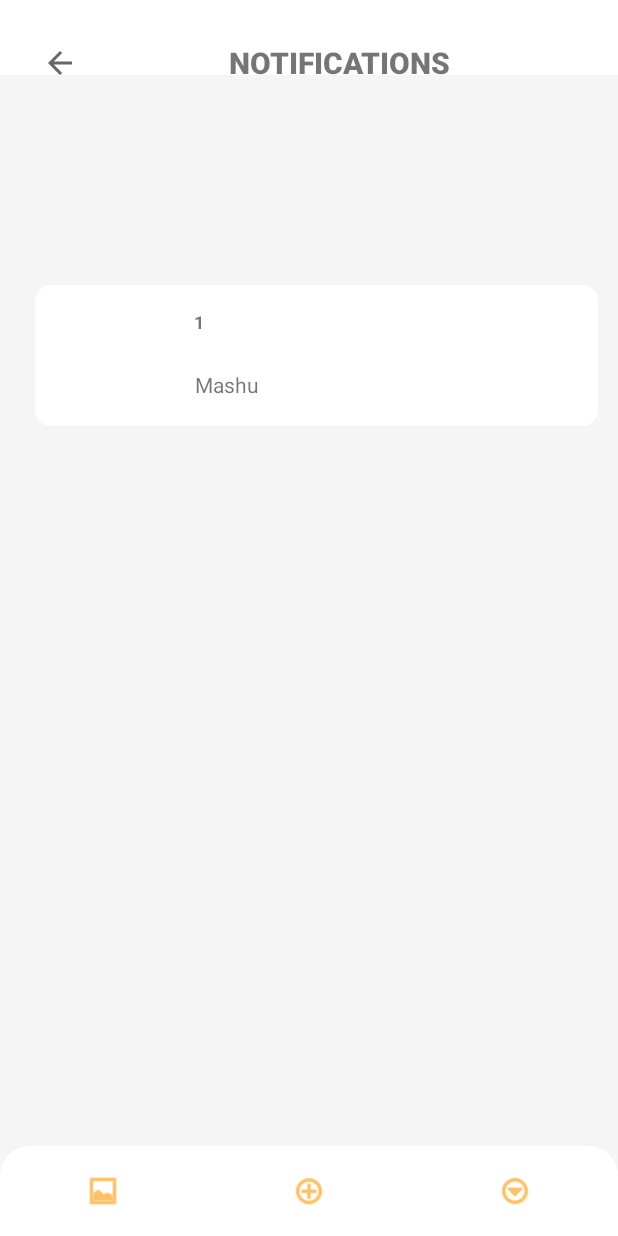
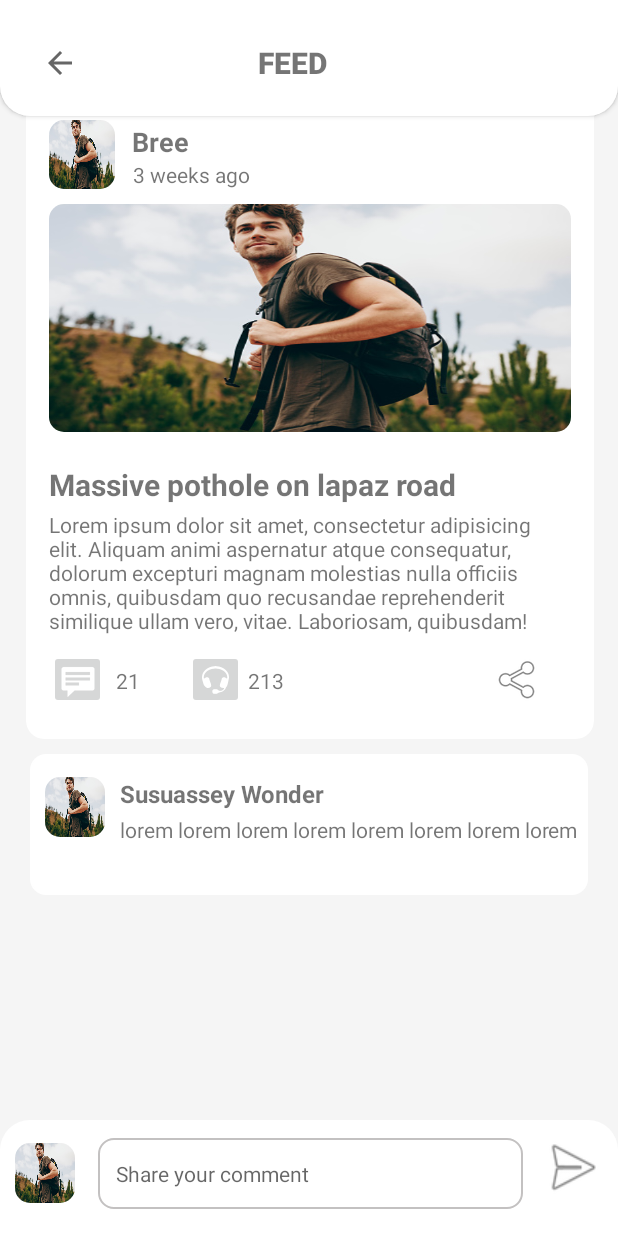
Before and after one commit to Marvrog/CommunityAid, an Android app: the screen it shows after launch (MainActivity), on a phone screen of 412 x 824 dp. Run offline under Robolectric (Android 15) with nearby library versions, the phone set to English and light mode, and no system bars.

Commit message:
Added the more screen.

```diff
--- a/app/src/main/java/com/prog/communityaid/MainActivity.kt
+++ b/app/src/main/java/com/prog/communityaid/MainActivity.kt
@@ -11,44 +11,44 @@ import com.google.android.material.bottomnavigation.BottomNavigationView
 
 class MainActivity : AppCompatActivity() {
 
-    var arrayList: ArrayList<MyData> = ArrayList()
+//    var arrayList: ArrayList<MyData> = ArrayList()
 
 
-    @SuppressLint("UseCompatLoadingForDrawables")
+//    @SuppressLint("UseCompatLoadingForDrawables")
     override fun onCreate(savedInstanceState: Bundle?) {
         super.onCreate(savedInstanceState)
         //window.decorView.systemUiVisibility =  View.SYSTEM_UI_FLAG_FULLSCREEN
         actionBar?.hide()
-        setContentView(R.layout.activity_notification)
+        setContentView(R.layout.activity_more)
 
-        val data = arrayOf("Prog")
-
-        val notList = findViewById<ListView>(R.id.notList)
-//        val inflater: LayoutInflater = LayoutInflater.from(this)
-//        inflater.inflate(R.layout.custom_notification_item,notList,false)
-        arrayList.add(MyData(1, " Mashu", "987576443"))
-        arrayList.add(MyData(2, " Azhar", "8787576768"))
-        arrayList.add(MyData(3, " Niyaz", "65757657657"))
-        val adapter = CustomListAdapter(this, arrayList)
-//        val adapter = ArrayAdapter<String>(this, R.layout.custom_notification_item,data)
-        notList.adapter = adapter
-
-        val bottomMenu = findViewById<BottomNavigationView>(R.id.bottom_menu)
-        bottomMenu.setOnNavigationItemSelectedListener {
-            if(it.isEnabled){
-                //Make it set the icon to either same one but with maybe black color
-//                    val itemId = it.itemId
-//                if (itemId == R.id.home){
-//                    it.icon = resources.getDrawable(android.R.drawable.ic_input_add)
-//                }else if (itemId == R.id.post){
-//                    it.icon = resources.getDrawable(android.R.drawable.ic_btn_speak_now)
-//                } else if (itemId == R.id.settings){
-//                        it.icon = resources.getDrawable(android.R.drawable.ic_delete)
-//                }
-                Toast.makeText(this, "${it.itemId} Clicked", Toast.LENGTH_SHORT).show()
+//        val data = arrayOf("Prog")
 //
-            }
-            true
-        }
+//        val notList = findViewById<ListView>(R.id.notList)
+////        val inflater: LayoutInflater = LayoutInflater.from(this)
+////        inflater.inflate(R.layout.custom_notification_item,notList,false)
+//        arrayList.add(MyData(1, " Mashu", "987576443"))
+//        arrayList.add(MyData(2, " Azhar", "8787576768"))
+//        arrayList.add(MyData(3, " Niyaz", "65757657657"))
+//        val adapter = CustomListAdapter(this, arrayList)
+////        val adapter = ArrayAdapter<String>(this, R.layout.custom_notification_item,data)
+//        notList.adapter = adapter
+//
+//        val bottomMenu = findViewById<BottomNavigationView>(R.id.bottom_menu)
+//        bottomMenu.setOnNavigationItemSelectedListener {
+//            if(it.isEnabled){
+//                //Make it set the icon to either same one but with maybe black color
+////                    val itemId = it.itemId
+////                if (itemId == R.id.home){
+////                    it.icon = resources.getDrawable(android.R.drawable.ic_input_add)
+////                }else if (itemId == R.id.post){
+////                    it.icon = resources.getDrawable(android.R.drawable.ic_btn_speak_now)
+////                } else if (itemId == R.id.settings){
+////                        it.icon = resources.getDrawable(android.R.drawable.ic_delete)
+////                }
+//                Toast.makeText(this, "${it.itemId} Clicked", Toast.LENGTH_SHORT).show()
+////
+//            }
+//            true
+//        }
     }
 }
--- /dev/null
+++ b/app/src/main/res/layout/activity_more.xml
@@ -0,0 +1,399 @@
+<?xml version="1.0" encoding="utf-8"?>
+<androidx.constraintlayout.widget.ConstraintLayout
+    xmlns:android="http://schemas.android.com/apk/res/android"
+    xmlns:app="http://schemas.android.com/apk/res-auto"
+    xmlns:tools="http://schemas.android.com/tools"
+    android:background="@color/backgroundColor"
+    android:layout_width="match_parent"
+    android:layout_height="match_parent"
+    tools:context=".MainActivity">
+
+    <View
+        android:id="@+id/view"
+        android:layout_width="match_parent"
+        android:layout_height="77dp"
+        android:elevation="2dp"
+        android:background="@drawable/appbar_design"
+        app:layout_constraintEnd_toEndOf="parent"
+        app:layout_constraintStart_toStartOf="parent"
+        app:layout_constraintTop_toTopOf="parent" />
+
+    <ImageButton
+        android:id="@+id/imageButton"
+        android:layout_width="wrap_content"
+        android:layout_height="wrap_content"
+        android:layout_marginStart="16dp"
+        android:elevation="2dp"
+        android:layout_marginLeft="16dp"
+        android:layout_marginTop="20dp"
+        android:backgroundTint="@color/white"
+        app:layout_constraintStart_toStartOf="parent"
+        app:layout_constraintTop_toTopOf="parent"
+        app:srcCompat="?attr/actionModeCloseDrawable" />
+
+
+
+    <TextView
+        android:id="@+id/textView"
+        android:layout_width="wrap_content"
+        android:layout_height="wrap_content"
+        android:layout_marginStart="108dp"
+        android:layout_marginLeft="108dp"
+        android:layout_marginTop="28dp"
+        android:fontFamily="sans-serif-thin"
+        android:text="Feed"
+        android:elevation="2dp"
+        android:textAllCaps="true"
+        android:textFontWeight="900"
+        android:textSize="20sp"
+        app:layout_constraintStart_toEndOf="@+id/imageButton"
+        app:layout_constraintTop_toTopOf="parent" />
+
+    <ScrollView
+        android:layout_width="match_parent"
+        android:layout_height="692dp"
+        android:layout_marginTop="9dp"
+        android:layout_marginBottom="13dp"
+        app:layout_constraintBottom_toTopOf="@+id/view2"
+        app:layout_constraintEnd_toEndOf="parent"
+        app:layout_constraintStart_toStartOf="parent"
+        app:layout_constraintTop_toBottomOf="@+id/view">
+
+        <androidx.constraintlayout.widget.ConstraintLayout
+            android:layout_width="match_parent"
+            android:layout_height="match_parent">
+
+
+            <androidx.cardview.widget.CardView
+                android:id="@+id/cardView"
+                android:layout_width="0dp"
+                android:layout_height="wrap_content"
+                android:layout_marginStart="17dp"
+                android:layout_marginLeft="17dp"
+                android:layout_marginEnd="16dp"
+                android:layout_marginRight="16dp"
+                android:background="@drawable/custom_edit_text"
+                app:cardCornerRadius="12dp"
+                app:cardElevation="0dp"
+                app:cardPreventCornerOverlap="false"
+                app:layout_constraintEnd_toEndOf="parent"
+                app:layout_constraintStart_toStartOf="parent"
+                app:layout_constraintTop_toTopOf="parent">
+
+                <androidx.constraintlayout.widget.ConstraintLayout
+                    android:layout_width="match_parent"
+                    android:layout_height="match_parent"
+                    android:paddingBottom="20dp">
+
+
+                    <androidx.cardview.widget.CardView
+                        android:id="@+id/cardView2"
+                        android:layout_width="44dp"
+                        android:layout_height="46dp"
+                        android:layout_marginStart="15dp"
+                        android:layout_marginLeft="15dp"
+                        android:layout_marginTop="16dp"
+                        android:elevation="0dp"
+                        android:outlineSpotShadowColor="@color/white"
+                        android:padding="0px"
+                        app:cardCornerRadius="10dp"
+                        app:cardElevation="0dp"
+                        app:layout_constraintStart_toStartOf="parent"
+                        app:layout_constraintTop_toTopOf="parent">
+
+                        <ImageView
+                            android:id="@+id/editAccountImage"
+                            android:layout_width="match_parent"
+                            android:layout_height="match_parent"
+                            android:padding="0px"
+                            android:scaleType="fitXY"
+                            app:srcCompat="@drawable/user" />
+                    </androidx.cardview.widget.CardView>
+
+                    <TextView
+                        android:id="@+id/textView6"
+                        android:layout_width="wrap_content"
+                        android:layout_height="wrap_content"
+                        android:layout_marginStart="11dp"
+                        android:layout_marginLeft="11dp"
+                        android:layout_marginTop="18dp"
+                        android:text="Bree"
+                        android:textSize="18sp"
+                        android:textStyle="bold"
+                        app:layout_constraintStart_toEndOf="@+id/cardView2"
+                        app:layout_constraintTop_toTopOf="parent" />
+
+                    <TextView
+                        android:id="@+id/textView7"
+                        android:layout_width="wrap_content"
+                        android:layout_height="wrap_content"
+                        android:layout_marginStart="12dp"
+                        android:layout_marginLeft="12dp"
+                        android:text="3 weeks ago"
+                        app:layout_constraintStart_toEndOf="@+id/cardView2"
+                        app:layout_constraintTop_toBottomOf="@+id/textView6" />
+
+                    <androidx.cardview.widget.CardView
+                        android:id="@+id/cardView5"
+                        android:layout_width="0dp"
+                        android:layout_height="152dp"
+                        android:layout_marginStart="15dp"
+                        android:layout_marginLeft="15dp"
+                        android:layout_marginTop="10dp"
+                        android:layout_marginEnd="15dp"
+                        android:layout_marginRight="15dp"
+                        android:elevation="0dp"
+                        android:outlineSpotShadowColor="@color/white"
+                        android:padding="0px"
+                        app:cardCornerRadius="10dp"
+                        app:cardElevation="0dp"
+                        app:layout_constraintEnd_toEndOf="parent"
+                        app:layout_constraintStart_toStartOf="parent"
+                        app:layout_constraintTop_toBottomOf="@+id/cardView2">
+
+                        <ImageView
+                            android:id="@+id/imageView7"
+                            android:layout_width="match_parent"
+                            android:layout_height="match_parent"
+                            android:scaleType="fitXY"
+                            android:src="@drawable/user" />
+                    </androidx.cardview.widget.CardView>
+
+                    <TextView
+                        android:id="@+id/textView8"
+                        android:layout_width="0dp"
+                        android:layout_height="wrap_content"
+                        android:layout_marginStart="15dp"
+                        android:layout_marginLeft="15dp"
+                        android:layout_marginTop="21dp"
+                        android:layout_marginEnd="18dp"
+                        android:layout_marginRight="18dp"
+                        android:text="Massive pothole on lapaz road"
+                        android:textSize="20sp"
+                        android:textStyle="bold"
+                        app:layout_constraintEnd_toEndOf="parent"
+                        app:layout_constraintStart_toStartOf="parent"
+                        app:layout_constraintTop_toBottomOf="@+id/cardView5" />
+
+                    <TextView
+                        android:id="@+id/textView9"
+                        android:layout_width="0dp"
+                        android:layout_height="wrap_content"
+                        android:layout_marginStart="15dp"
+                        android:layout_marginLeft="15dp"
+                        android:layout_marginTop="3dp"
+                        android:layout_marginEnd="23dp"
+                        android:layout_marginRight="23dp"
+                        android:ellipsize="end"
+                        android:text="@string/demo"
+                        app:layout_constraintEnd_toEndOf="parent"
+                        app:layout_constraintStart_toStartOf="parent"
+                        app:layout_constraintTop_toBottomOf="@+id/textView8" />
+
+                    <ImageButton
+                        android:id="@+id/button6"
+                        android:layout_width="wrap_content"
+                        android:layout_height="36dp"
+                        android:layout_marginTop="12dp"
+                        android:layout_marginEnd="22dp"
+                        android:layout_marginRight="22dp"
+                        android:backgroundTint="@color/transparent"
+                        android:outlineAmbientShadowColor="@color/white"
+                        android:textSize="11sp"
+                        app:layout_constraintEnd_toEndOf="parent"
+                        app:layout_constraintTop_toBottomOf="@+id/textView9"
+                        app:srcCompat="@android:drawable/ic_menu_share" />
+
+                    <ImageButton
+                        android:id="@+id/imageButton2"
+                        android:layout_width="38dp"
+                        android:layout_height="39dp"
+                        android:layout_marginStart="15dp"
+                        android:layout_marginLeft="15dp"
+                        android:layout_marginTop="10dp"
+                        app:layout_constraintStart_toStartOf="parent"
+                        app:layout_constraintTop_toBottomOf="@+id/textView9"
+                        app:srcCompat="@android:drawable/stat_notify_chat" />
+
+                    <ImageButton
+                        android:id="@+id/imageButton3"
+                        android:layout_width="38dp"
+                        android:layout_height="39dp"
+                        android:layout_marginStart="24dp"
+                        android:layout_marginLeft="24dp"
+                        android:layout_marginTop="10dp"
+                        app:layout_constraintStart_toEndOf="@+id/textView10"
+                        app:layout_constraintTop_toBottomOf="@+id/textView9"
+                        app:srcCompat="@android:drawable/stat_sys_headset" />
+
+                    <TextView
+                        android:id="@+id/textView10"
+                        android:layout_width="30dp"
+                        android:layout_height="30dp"
+                        android:layout_marginTop="15dp"
+                        android:gravity="center"
+                        android:text="21"
+                        app:layout_constraintStart_toEndOf="@+id/imageButton2"
+                        app:layout_constraintTop_toBottomOf="@+id/textView9" />
+
+                    <TextView
+                        android:id="@+id/textView11"
+                        android:layout_width="30dp"
+                        android:layout_height="30dp"
+                        android:layout_marginTop="15dp"
+                        android:gravity="center"
+                        android:text="213"
+                        app:layout_constraintStart_toEndOf="@+id/imageButton3"
+                        app:layout_constraintTop_toBottomOf="@+id/textView9" />
+                </androidx.constraintlayout.widget.ConstraintLayout>
+            </androidx.cardview.widget.CardView>
+
+
+            <View
+                android:id="@+id/view3"
+                android:layout_width="0dp"
+                android:layout_height="94dp"
+                android:layout_marginStart="20dp"
+                android:layout_marginLeft="20dp"
+                android:layout_marginTop="10dp"
+                android:layout_marginEnd="20dp"
+                android:layout_marginRight="20dp"
+                android:background="@drawable/custom_edit_text"
+                app:layout_constraintEnd_toEndOf="parent"
+                app:layout_constraintHorizontal_bias="0.75"
+                app:layout_constraintStart_toStartOf="parent"
+                app:layout_constraintTop_toBottomOf="@+id/cardView" />
+
+
+            <androidx.cardview.widget.CardView
+                android:id="@+id/cardView3"
+                android:layout_width="40dp"
+                android:layout_height="40dp"
+                android:layout_marginStart="10dp"
+                android:layout_marginLeft="10dp"
+                android:layout_marginTop="15dp"
+                android:elevation="0dp"
+                android:outlineSpotShadowColor="@color/white"
+                android:padding="0px"
+                app:cardCornerRadius="10dp"
+                app:cardElevation="0dp"
+                app:layout_constraintStart_toStartOf="@+id/view3"
+                app:layout_constraintTop_toTopOf="@+id/view3">
+
+
+                <ImageView
+                    android:id="@+id/imageView2"
+                    android:layout_width="match_parent"
+                    android:layout_height="match_parent"
+                    android:padding="0px"
+                    android:scaleType="fitXY"
+                    app:srcCompat="@drawable/user" />
+            </androidx.cardview.widget.CardView>
+
+            <TextView
+                android:id="@+id/notInfoHead"
+                android:layout_width="wrap_content"
+                android:layout_height="wrap_content"
+                android:layout_marginStart="10dp"
+                android:layout_marginLeft="10dp"
+                android:layout_marginTop="15dp"
+                android:lines="2"
+                android:minLines="1"
+                android:padding="0px"
+                android:text="Susuassey Wonder"
+                android:textSize="16sp"
+                android:textStyle="bold"
+                app:layout_constraintStart_toEndOf="@+id/cardView3"
+                app:layout_constraintTop_toTopOf="@+id/view3" />
+
+            <TextView
+                android:id="@+id/notInfoMsg"
+                android:layout_width="0dp"
+                android:layout_height="wrap_content"
+                android:layout_marginStart="10dp"
+                android:layout_marginLeft="10dp"
+                android:layout_marginTop="3dp"
+                android:lines="1"
+                android:maxWidth="277dp"
+                android:text="lorem lorem lorem lorem lorem lorem lorem lorem "
+                app:layout_constraintEnd_toEndOf="@+id/view3"
+                app:layout_constraintHorizontal_bias="0.0"
+                app:layout_constraintStart_toEndOf="@+id/cardView3"
+                app:layout_constraintTop_toBottomOf="@+id/notInfoHead" />
+
+
+        </androidx.constraintlayout.widget.ConstraintLayout>
+
+    </ScrollView>
+
+
+    <View
+        android:id="@+id/view2"
+        android:layout_width="match_parent"
+        android:layout_height="77dp"
+        android:padding="42dp"
+        android:background="@drawable/bottom_menu_design"
+        app:layout_constraintEnd_toEndOf="parent"
+        app:layout_constraintStart_toStartOf="parent"
+        app:layout_constraintBottom_toBottomOf="parent" />
+
+    <androidx.cardview.widget.CardView
+        android:id="@+id/cardView4"
+        android:layout_width="40dp"
+        android:layout_height="40dp"
+        android:layout_marginStart="10dp"
+        android:layout_marginLeft="10dp"
+        android:layout_marginTop="15dp"
+        android:elevation="0dp"
+        android:outlineSpotShadowColor="@color/white"
+        android:padding="0px"
+        app:cardCornerRadius="10dp"
+        app:cardElevation="0dp"
+        app:layout_constraintStart_toStartOf="@+id/view2"
+        app:layout_constraintTop_toTopOf="@+id/view2">
+
+
+        <ImageView
+            android:id="@+id/imageView3"
+            android:layout_width="match_parent"
+            android:layout_height="match_parent"
+            android:padding="0px"
+            android:scaleType="fitXY"
+            app:srcCompat="@drawable/user" />
+    </androidx.cardview.widget.CardView>
+
+    <EditText
+        android:id="@+id/button"
+        style="@style/button"
+        android:layout_width="283dp"
+        android:layout_height="47dp"
+        android:layout_marginStart="15dp"
+        android:layout_marginLeft="15dp"
+        android:layout_marginTop="12dp"
+        android:background="@drawable/transparent_button"
+        android:hint="Share your comment"
+        android:padding="12dp"
+        android:textAllCaps="false"
+        android:textSize="14sp"
+        app:layout_constraintStart_toEndOf="@+id/cardView4"
+        app:layout_constraintTop_toTopOf="@+id/view2" />
+
+    <ImageButton
+        android:id="@+id/imageButton6"
+        android:layout_width="45dp"
+        android:layout_height="48dp"
+        android:layout_marginTop="7dp"
+        android:layout_marginEnd="7dp"
+        android:layout_marginRight="7dp"
+        android:backgroundTint="@color/transparent"
+        android:foregroundGravity="center"
+        android:padding="0dp"
+        android:scaleType="fitXY"
+        app:layout_constraintEnd_toEndOf="@+id/view2"
+        app:layout_constraintTop_toTopOf="@+id/view2"
+        app:srcCompat="@android:drawable/ic_menu_send" />
+
+
+
+
+</androidx.constraintlayout.widget.ConstraintLayout>
--- a/app/src/main/res/layout/trashed_codes.xml
+++ b/app/src/main/res/layout/trashed_codes.xml
@@ -1,28 +1,41 @@
 <?xml version="1.0" encoding="utf-8"?>
-<androidx.constraintlayout.widget.ConstraintLayout
-    xmlns:android="http://schemas.android.com/apk/res/android"
+<androidx.constraintlayout.widget.ConstraintLayout xmlns:android="http://schemas.android.com/apk/res/android"
     xmlns:app="http://schemas.android.com/apk/res-auto"
     xmlns:tools="http://schemas.android.com/tools"
     android:layout_width="match_parent"
     android:layout_height="match_parent">
 
     <androidx.cardview.widget.CardView
+        android:id="@+id/cardView6"
         android:layout_width="40dp"
         android:layout_height="48dp"
         android:elevation="0dp"
+        android:outlineSpotShadowColor="@color/white"
         android:padding="0px"
-        android:outlineSpotShadowColor="@color/white"
         app:cardCornerRadius="10dp"
         tools:layout_editor_absoluteX="16dp"
-        tools:layout_editor_absoluteY="16dp" >
+        tools:layout_editor_absoluteY="16dp"
+        tools:ignore="MissingConstraints">
 
         <ImageView
             android:id="@+id/editAccountImage"
             android:layout_width="match_parent"
             android:layout_height="match_parent"
+            android:padding="0px"
             android:scaleType="fitXY"
-            android:padding="0px"
             app:srcCompat="@drawable/user" />
     </androidx.cardview.widget.CardView>
 
+
+    <ImageView
+        android:id="@+id/imageView2"
+        android:layout_width="49dp"
+        android:layout_height="45dp"
+        android:layout_marginStart="10dp"
+        android:layout_marginLeft="10dp"
+        android:layout_marginTop="12dp"
+        app:layout_constraintStart_toStartOf="@+id/view3"
+        app:layout_constraintTop_toTopOf="@+id/view3"
+        tools:srcCompat="@android:drawable/ic_delete" />
+
 </androidx.constraintlayout.widget.ConstraintLayout>
--- a/app/src/main/res/values/colors.xml
+++ b/app/src/main/res/values/colors.xml
@@ -12,4 +12,5 @@
     <color name="blue">#7373DF</color>
     <color name="signinColor">#494747</color>
     <color name="default_color">#FF9800</color>
+    <color name="transparent">#00FFFFFF</color>
 </resources>
--- a/app/src/main/res/values/strings.xml
+++ b/app/src/main/res/values/strings.xml
@@ -1,4 +1,5 @@
 <resources>
     <string name="app_name">Community Aid</string>
-    <string name="demo">Lorem ipsum dolor sit amet, consectetur adipisicing elit. Aliquam animi aspernatur atque consequatur, dolorum excepturi magnam molestias nulla officiis omnis, quibusdam quo recusandae reprehenderit similique ullam vero, vitae. Laboriosam, quibusdam!</string>
+    <string name="demo">Lorem ipsum dolor sit amet, consectetur adipisicing elit. Aliquam animi aspernatur atque consequatur, dolorum excepturi magnam molestias nulla officiis omnis, quibusdam quo recusandae reprehenderit similique ullam vero, vitae. Laboriosam, quibusdam!
+    </string>
 </resources>
```
